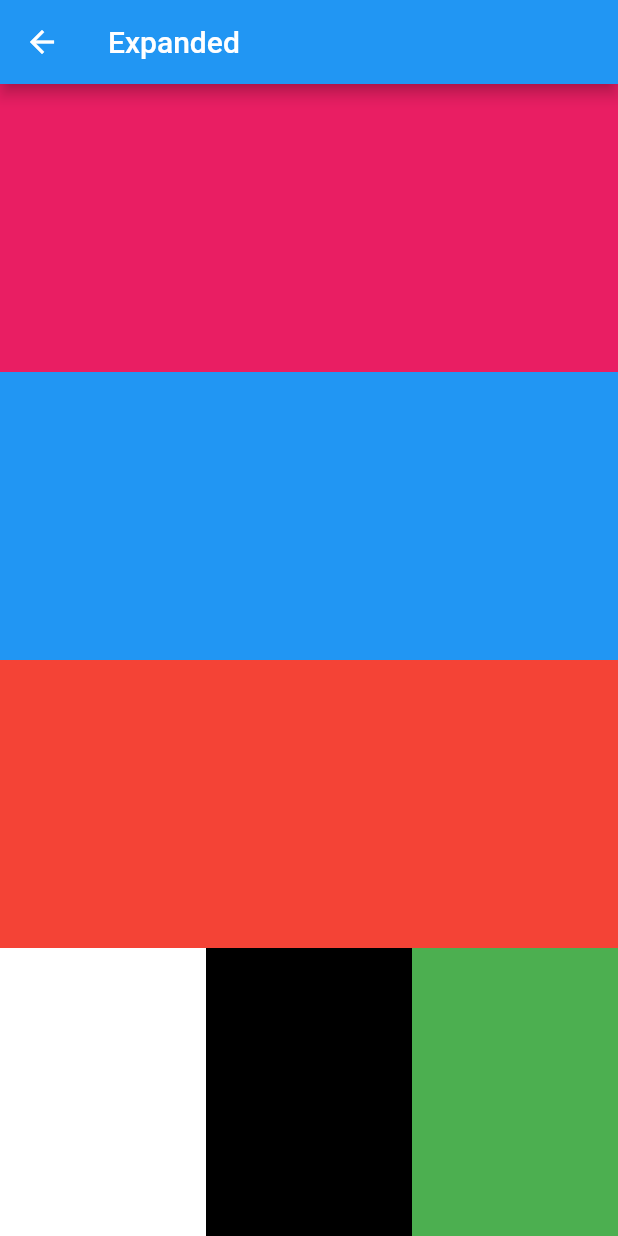
After one commit to ChhailengTim/flutter_libraries, a Flutter app: the ExpandedScreen screen opened by its route, on a phone screen of 412 x 824 dp. The commit adds this screen. Run offline on Flutter 3.47's test engine with Material 2 defaults, Android fonts, the phone set to English and light mode, and no system bars; our stand-ins replace dio, get.

Commit message:
expanded

```diff
--- a/lib/navigations/get_route.dart
+++ b/lib/navigations/get_route.dart
@@ -23,5 +23,6 @@ class GetRoutes extends RouteName {
             name: alignmentGeomentryScreen,
             page: () => const AlignmentGeomentryScreen()),
         GetPage(name: safeAreaScreen, page: () => const SafeAreaScreen()),
+        GetPage(name: expandedScreen, page: () => const ExpandedScreen()),
       ];
 }
--- a/lib/navigations/route_name.dart
+++ b/lib/navigations/route_name.dart
@@ -14,5 +14,6 @@ class RouteName {
 
   // Widgets of the week
   String safeAreaScreen = '/safeAreaScreen';
+  String expandedScreen = '/expandedScreen';
 
 }
--- a/lib/utils/config/style/app_text.dart
+++ b/lib/utils/config/style/app_text.dart
@@ -15,4 +15,5 @@ class AppText {
 
   // Widgets of the weeks
   String safeArea = 'safe area'.capitalize!;
+  String expanded = 'expanded'.capitalize!;
 }
--- a/lib/view/screen/dashbord.dart
+++ b/lib/view/screen/dashbord.dart
@@ -88,6 +88,12 @@ class DashbordScreen extends StatelessWidget {
                   routeToNamed(routeName: RouteName().safeAreaScreen);
                 },
               ),
+              ClassesCard(
+                title: appText.safeArea,
+                onTap: () {
+                  routeToNamed(routeName: RouteName().expandedScreen);
+                },
+              ),
             ],
           ),
         ),
--- a/lib/widgetoftheweek/view/screen/screen.dart
+++ b/lib/widgetoftheweek/view/screen/screen.dart
@@ -1 +1,2 @@
 export 'w_safearea.dart';
+export 'w_expanded.dart';
--- /dev/null
+++ b/lib/widgetoftheweek/view/screen/w_expanded.dart
@@ -0,0 +1,58 @@
+import 'package:flutter/material.dart';
+import 'package:flutter_libraries/utils/config/config.dart';
+
+class ExpandedScreen extends StatelessWidget {
+  const ExpandedScreen({Key? key}) : super(key: key);
+
+  @override
+  Widget build(BuildContext context) {
+    return Scaffold(
+      appBar: AppBar(
+        title: Text(AppText().expanded),
+      ),
+      body: Column(
+        children: [
+          Expanded(
+            child: Container(
+              color: Colors.pink,
+            ),
+          ),
+          Expanded(
+            child: Container(
+              color: Colors.blue,
+            ),
+          ),
+          Expanded(
+            child: Container(
+              color: Colors.red,
+            ),
+          ),
+          Expanded(
+            child: Container(
+              color: Colors.yellow,
+              child: Row(
+                children: [
+                  Expanded(
+                    child: Container(
+                      color: Colors.white,
+                    ),
+                  ),
+                  Expanded(
+                    child: Container(
+                      color: Colors.black,
+                    ),
+                  ),
+                  Expanded(
+                    child: Container(
+                      color: Colors.green,
+                    ),
+                  ),
+                ],
+              ),
+            ),
+          ),
+        ],
+      ),
+    );
+  }
+}
```
